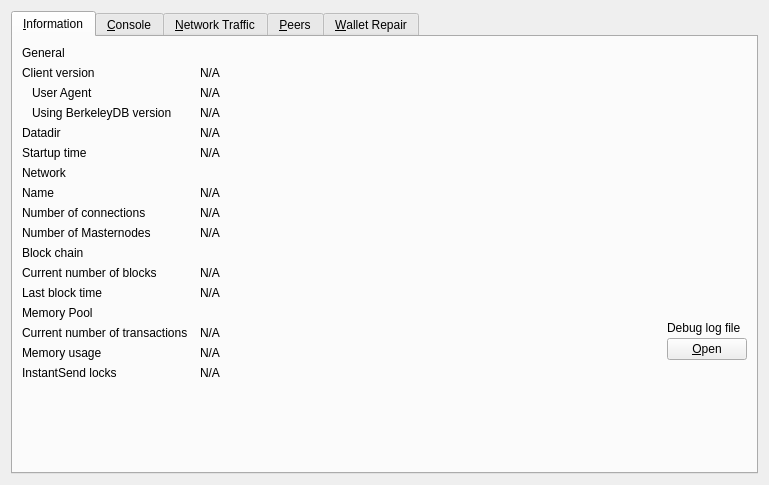
Old version of the form src/qt/forms/debugwindow.ui in the repository AXErunners/axe.
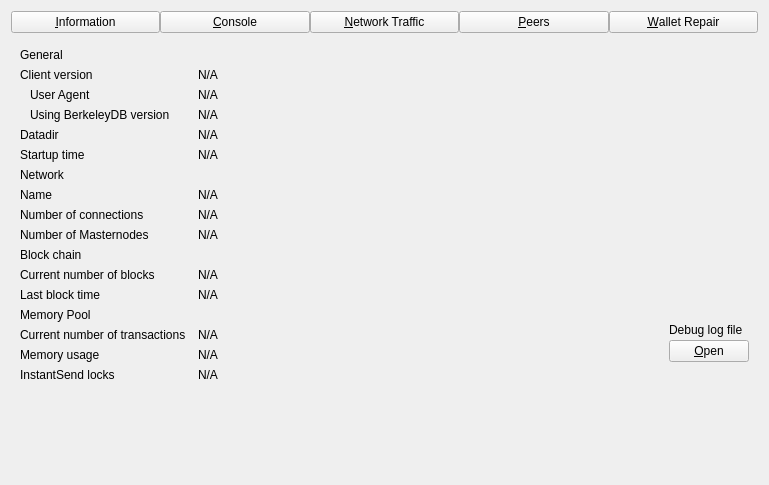
New version of the form. Icons and pictures are not drawn. Custom widgets are drawn as their Qt base class.

Patch:
```diff
--- a/src/qt/forms/debugwindow.ui
+++ b/src/qt/forms/debugwindow.ui
@@ -15,14 +15,77 @@
   </property>
   <layout class="QVBoxLayout" name="verticalLayout_2">
    <item>
-    <widget class="QTabWidget" name="tabWidget">
+    <layout class="QHBoxLayout" name="horizontalLayout_Buttons_2">
+     <property name="spacing">
+      <number>0</number>
+     </property>
+     <property name="topMargin">
+      <number>0</number>
+     </property>
+     <item>
+      <widget class="QPushButton" name="btnInfo">
+       <property name="text">
+        <string>&amp;Information</string>
+       </property>
+       <property name="checkable">
+        <bool>true</bool>
+       </property>
+      </widget>
+     </item>
+     <item>
+      <widget class="QPushButton" name="btnConsole">
+       <property name="text">
+        <string>&amp;Console</string>
+       </property>
+       <property name="checkable">
+        <bool>true</bool>
+       </property>
+      </widget>
+     </item>
+     <item>
+      <widget class="QPushButton" name="btnNetTraffic">
+       <property name="text">
+        <string>&amp;Network Traffic</string>
+       </property>
+       <property name="checkable">
+        <bool>true</bool>
+       </property>
+      </widget>
+     </item>
+     <item>
+      <widget class="QPushButton" name="btnPeers">
+       <property name="text">
+        <string>&amp;Peers</string>
+       </property>
+       <property name="checkable">
+        <bool>true</bool>
+       </property>
+      </widget>
+     </item>
+     <item>
+      <widget class="QPushButton" name="btnRepair">
+       <property name="text">
+        <string>&amp;Wallet Repair</string>
+       </property>
+       <property name="checkable">
+        <bool>true</bool>
+       </property>
+      </widget>
+     </item>
+    </layout>
+   </item>
+   <item>
+    <widget class="QStackedWidget" name="stackedWidgetRPC">
+     <property name="minimumSize">
+      <size>
+       <width>0</width>
+       <height>0</height>
+      </size>
+     </property>
      <property name="currentIndex">
       <number>0</number>
      </property>
-     <widget class="QWidget" name="tab_info">
-      <attribute name="title">
-       <string>&amp;Information</string>
-      </attribute>
+     <widget class="QWidget" name="pageInfo">
       <layout class="QGridLayout" name="gridLayout" columnstretch="0,1,0">
        <property name="horizontalSpacing">
         <number>12</number>
@@ -418,10 +481,7 @@
        </item>
       </layout>
      </widget>
-     <widget class="QWidget" name="tab_console">
-      <attribute name="title">
-       <string>&amp;Console</string>
-      </attribute>
+     <widget class="QWidget" name="pageConsole">
       <layout class="QVBoxLayout" name="verticalLayout_3">
        <property name="spacing">
         <number>3</number>
@@ -613,10 +673,7 @@
        </item>
       </layout>
      </widget>
-     <widget class="QWidget" name="tab_nettraffic">
-      <attribute name="title">
-       <string>&amp;Network Traffic</string>
-      </attribute>
+     <widget class="QWidget" name="pageNetTraffic">
       <layout class="QHBoxLayout" name="horizontalLayout_3">
        <item>
         <layout class="QVBoxLayout" name="verticalLayout_4">
@@ -866,10 +923,7 @@
        </item>
       </layout>
      </widget>
-     <widget class="QWidget" name="tab_peers">
-      <attribute name="title">
-       <string>&amp;Peers</string>
-      </attribute>
+     <widget class="QWidget" name="pagePeers">
       <layout class="QGridLayout" name="gridLayout_2">
        <item row="0" column="0" rowspan="2">
         <layout class="QVBoxLayout" name="verticalLayout_101">
@@ -1428,10 +1482,7 @@
        </item>
       </layout>
      </widget>
-     <widget class="QWidget" name="tab_repair">
-      <attribute name="title">
-       <string>&amp;Wallet Repair</string>
-      </attribute>
+     <widget class="QWidget" name="pageRepair">
       <widget class="QPushButton" name="btn_salvagewallet">
        <property name="geometry">
         <rect>
```
Left out of the diff: 28 changed lines with no effect on the pictures.
